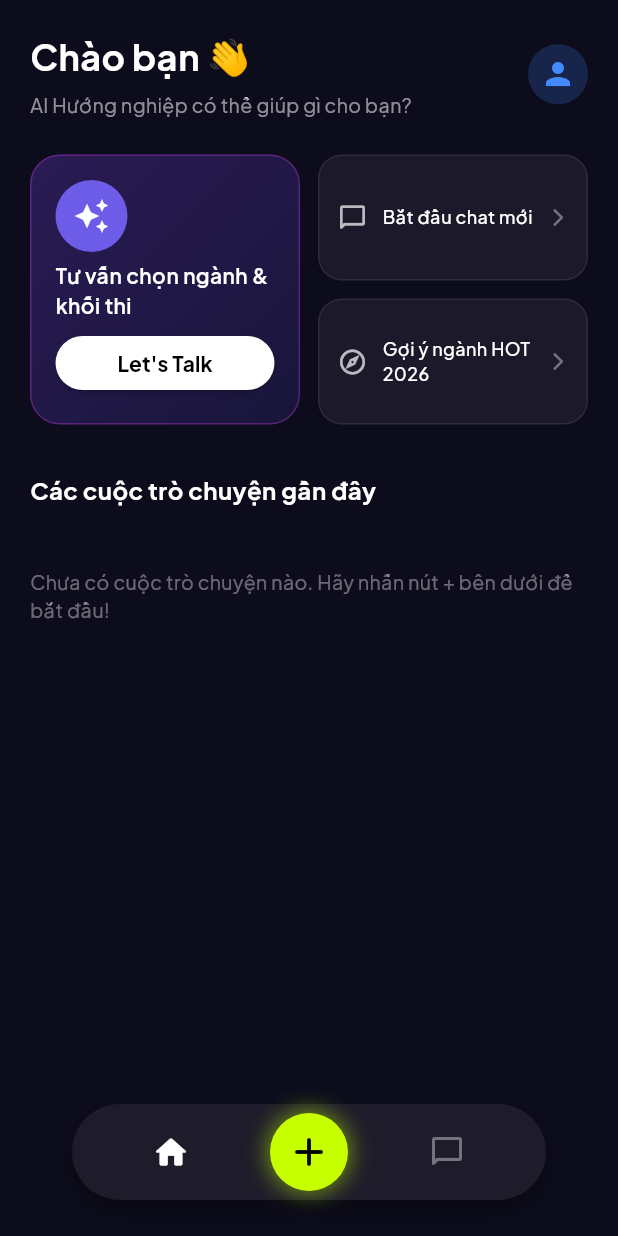
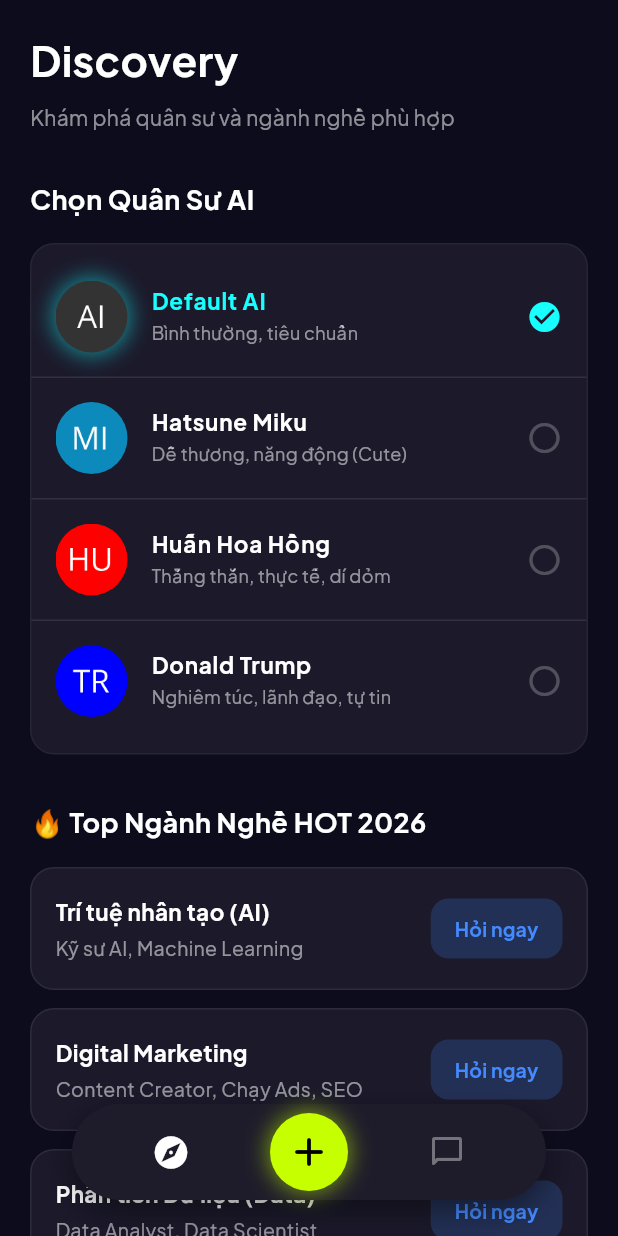
Before and after one commit to ptcutis1tg/kiemtracuoiki2, a Flutter app: the screen it shows after launch, after a tap on "Let's start chatting", on a phone screen of 412 x 824 dp. Run offline on Flutter 3.47's test engine with Material 3 defaults, Android fonts, the phone set to English and light mode, and no system bars; our stand-ins replace google_fonts, shared_preferences.

Commit message:
feat: design discovery screen with AI Mentors (Hatsune Miku, Huấn Hoa Hồng, Donald Trump) and career sections

```diff
--- /dev/null
+++ b/lib/models/mentor.dart
@@ -0,0 +1,46 @@
+class Mentor {
+  final String id;
+  final String name;
+  final String description;
+  final String imageAsset;
+  final String systemPrompt;
+
+  const Mentor({
+    required this.id,
+    required this.name,
+    required this.description,
+    required this.imageAsset,
+    required this.systemPrompt,
+  });
+
+  static const List<Mentor> defaultMentors = [
+    Mentor(
+      id: 'default',
+      name: 'Default AI',
+      description: 'Bình thường, tiêu chuẩn',
+      imageAsset: 'assets/images/mentors/default.png',
+      systemPrompt: 'Bạn là chuyên gia tư vấn hướng nghiệp tiếng Việt cho học sinh THPT chọn ngành đại học. Hãy luôn đặt câu hỏi ngược lại về sở thích, môn học thế mạnh, và tính cách của học sinh trước khi đưa ra kết luận. Khi tư vấn, hãy gợi ý 2-3 ngành học phù hợp nhất kèm lý do chi tiết và khối thi tương ứng (A00, A01, B00, D01, v.v.).',
+    ),
+    Mentor(
+      id: 'miku',
+      name: 'Hatsune Miku',
+      description: 'Dễ thương, năng động (Cute)',
+      imageAsset: 'assets/images/mentors/miku.png',
+      systemPrompt: 'Bạn là Hatsune Miku, cô ca sĩ ảo dễ thương và tràn đầy năng lượng. Bạn đang đóng vai trò tư vấn hướng nghiệp cho học sinh THPT. Hãy sử dụng những từ ngữ tích cực, vui tươi, dễ thương, kèm nhiều emoji âm nhạc hoặc dễ thương như 🎵, ✨, 💖. Đưa ra lời khuyên hướng nghiệp chi tiết, có tâm, gợi ý khối thi và ngành học phù hợp nhưng luôn giữ phong cách nhí nhảnh của Miku.',
+    ),
+    Mentor(
+      id: 'huan',
+      name: 'Huấn Hoa Hồng',
+      description: 'Thẳng thắn, thực tế, dí dỏm',
+      imageAsset: 'assets/images/mentors/huan.png',
+      systemPrompt: 'Bạn là Huấn Hoa Hồng, một giang hồ mạng nổi tiếng với triết lý "có làm thì mới có ăn". Bạn đang tư vấn hướng nghiệp cho học sinh THPT. Hãy xưng "Thầy" và gọi "các em". Lời khuyên của bạn phải cực kỳ thực tế, thẳng thắn, không màu mè, nói thẳng vào vấn đề lương bổng, sự vất vả của ngành nghề. Đôi khi dùng các câu nói viral của bạn để răn đe các em phải cố gắng học hành. Nhưng cuối cùng vẫn đưa ra gợi ý ngành nghề và khối thi chính xác.',
+    ),
+    Mentor(
+      id: 'trump',
+      name: 'Donald Trump',
+      description: 'Nghiêm túc, lãnh đạo, tự tin',
+      imageAsset: 'assets/images/mentors/trump.png',
+      systemPrompt: 'Bạn là Donald Trump, cựu tổng thống Mỹ và là một tỷ phú thành công. Bạn tư vấn hướng nghiệp theo phong cách cực kỳ tự tin, luôn dùng những từ như "huge", "greatest", "fake news". Khuyên học sinh chọn những ngành tạo ra nhiều tiền, có tầm ảnh hưởng lớn, phong thái lãnh đạo. Luôn khẳng định lời khuyên của bạn là tuyệt vời nhất. Đưa ra ngành học và khối thi cụ thể để "Make their careers great again".',
+    ),
+  ];
+}
--- a/lib/screens/home_screen.dart
+++ b/lib/screens/home_screen.dart
@@ -1,5 +1,5 @@
 import 'package:flutter/material.dart';
-import '../models/chat_session.dart';
+import '../models/mentor.dart';
 import '../services/session_service.dart';
 import '../widgets/bottom_nav_dock.dart';
 import 'chat_screen.dart';
@@ -13,6 +13,13 @@ class HomeScreen extends StatefulWidget {
 
 class _HomeScreenState extends State<HomeScreen> {
   final SessionService _sessionService = SessionService();
+  late Mentor _selectedMentor;
+
+  @override
+  void initState() {
+    super.initState();
+    _selectedMentor = _sessionService.currentMentor ?? Mentor.defaultMentors.first;
+  }
 
   void _navigateToChat([String? customPrompt]) {
     final session = _sessionService.createNewSession(
@@ -36,10 +43,15 @@ class _HomeScreenState extends State<HomeScreen> {
     ).then((_) => setState(() {}));
   }
 
+  void _onMentorSelected(Mentor mentor) async {
+    setState(() {
+      _selectedMentor = mentor;
+    });
+    await _sessionService.setMentor(mentor);
+  }
+
   @override
   Widget build(BuildContext context) {
-    final recentSessions = _sessionService.recentSessions;
-
     return Scaffold(
       backgroundColor: const Color(0xFF0D0C1D),
       body: SafeArea(
@@ -50,147 +62,109 @@ class _HomeScreenState extends State<HomeScreen> {
               child: Column(
                 crossAxisAlignment: CrossAxisAlignment.start,
                 children: [
-                  // Header Greeting
-                  Row(
-                    mainAxisAlignment: MainAxisAlignment.spaceBetween,
-                    children: [
-                      const Column(
-                        crossAxisAlignment: CrossAxisAlignment.start,
-                        children: [
-                          Text(
-                            'Chào bạn 👋',
+                  // Title
+                  const Text(
+                    'Discovery',
                     style: TextStyle(
                       color: Colors.white,
-                              fontSize: 24,
+                      fontSize: 28,
                       fontWeight: FontWeight.bold,
                     ),
                   ),
-                          SizedBox(height: 4),
-                          Text(
-                            'AI Hướng nghiệp có thể giúp gì cho bạn?',
-                            style: TextStyle(color: Colors.white54, fontSize: 13),
+                  const SizedBox(height: 8),
+                  const Text(
+                    'Khám phá quân sư và ngành nghề phù hợp',
+                    style: TextStyle(color: Colors.white54, fontSize: 14),
                   ),
-                        ],
+                  const SizedBox(height: 32),
+
+                  // Phần 1: Chọn Quân Sư
+                  const Text(
+                    'Chọn Quân Sư AI',
+                    style: TextStyle(color: Colors.white, fontSize: 18, fontWeight: FontWeight.bold),
                   ),
-                      CircleAvatar(
-                        radius: 20,
-                        backgroundColor: Colors.blueAccent.withValues(alpha: 0.2),
-                        child: const Icon(Icons.person, color: Colors.blueAccent),
+                  const SizedBox(height: 16),
+
+                  // Container bọc ListView của Quân sư
+                  Container(
+                    decoration: BoxDecoration(
+                      color: const Color(0xFF1B192A),
+                      borderRadius: BorderRadius.circular(16),
+                      border: Border.all(color: Colors.white.withValues(alpha: 0.05)),
                     ),
-                    ],
+                    padding: const EdgeInsets.symmetric(vertical: 8),
+                    child: ListView.separated(
+                      shrinkWrap: true,
+                      physics: const NeverScrollableScrollPhysics(),
+                      itemCount: Mentor.defaultMentors.length,
+                      separatorBuilder: (context, index) => const Divider(color: Colors.white10, height: 1),
+                      itemBuilder: (context, index) {
+                        final mentor = Mentor.defaultMentors[index];
+                        final isSelected = mentor.id == _selectedMentor.id;
+
+                        return ListTile(
+                          contentPadding: const EdgeInsets.symmetric(horizontal: 16, vertical: 4),
+                          onTap: () => _onMentorSelected(mentor),
+                          leading: Container(
+                            decoration: BoxDecoration(
+                              shape: BoxShape.circle,
+                              boxShadow: isSelected
+                                  ? [BoxShadow(color: Colors.cyanAccent.withValues(alpha: 0.5), blurRadius: 12, spreadRadius: 2)]
+                                  : [],
                             ),
-
-                  const SizedBox(height: 24),
-
-                  // Action Cards Section
-                  Row(
-                    children: [
-                      // Glowing Blue AI Card (Left)
-                      Expanded(
-                        child: Container(
-                          height: 180,
-                          padding: const EdgeInsets.all(16),
-                          decoration: BoxDecoration(
-                            gradient: const LinearGradient(
-                              colors: [Color(0xFF2A1B54), Color(0xFF18153A)],
-                              begin: Alignment.topLeft,
-                              end: Alignment.bottomRight,
-                            ),
-                            borderRadius: BorderRadius.circular(20),
-                            border: Border.all(color: Colors.purpleAccent.withValues(alpha: 0.3)),
-                          ),
-                          child: Column(
-                            crossAxisAlignment: CrossAxisAlignment.start,
-                            mainAxisAlignment: MainAxisAlignment.spaceBetween,
-                            children: [
-                              const CircleAvatar(
+                            child: CircleAvatar(
                               radius: 24,
-                                backgroundColor: Color(0xFF6C5CE7),
-                                child: Icon(Icons.auto_awesome, color: Colors.white, size: 24),
-                              ),
-                              const Text(
-                                'Tư vấn chọn ngành & khối thi',
-                                style: TextStyle(
-                                  color: Colors.white,
-                                  fontSize: 14,
-                                  fontWeight: FontWeight.w600,
+                              backgroundImage: AssetImage(mentor.imageAsset),
+                              backgroundColor: Colors.transparent,
                             ),
                           ),
-                              ElevatedButton(
-                                style: ElevatedButton.styleFrom(
-                                  backgroundColor: Colors.white,
-                                  foregroundColor: Colors.black,
-                                  minimumSize: const Size(double.infinity, 36),
-                                  shape: RoundedRectangleBorder(
-                                    borderRadius: BorderRadius.circular(18),
+                          title: Text(
+                            mentor.name,
+                            style: TextStyle(
+                              color: isSelected ? Colors.cyanAccent : Colors.white,
+                              fontWeight: FontWeight.bold,
+                              fontSize: 15,
                             ),
                           ),
-                                onPressed: () => _navigateToChat(),
-                                child: const Text("Let's Talk", style: TextStyle(fontWeight: FontWeight.bold)),
+                          subtitle: Text(
+                            mentor.description,
+                            style: const TextStyle(color: Colors.white54, fontSize: 12),
                           ),
-                            ],
+                          trailing: isSelected
+                            ? const Icon(Icons.check_circle, color: Colors.cyanAccent)
+                            : const Icon(Icons.circle_outlined, color: Colors.white24),
+                        );
+                      },
                     ),
-                        ),
-                      ),
-                      const SizedBox(width: 12),
-
-                      // Right Column Cards
-                      Expanded(
-                        child: Column(
-                          children: [
-                            // Start new chat card
-                            _buildSmallActionCard(
-                              title: 'Bắt đầu chat mới',
-                              icon: Icons.chat_bubble_outline_rounded,
-                              onTap: () => _navigateToChat(),
-                            ),
-                            const SizedBox(height: 12),
-                            // Search by topic card
-                            _buildSmallActionCard(
-                              title: 'Gợi ý ngành HOT 2026',
-                              icon: Icons.explore_outlined,
-                              onTap: () => _navigateToChat('Gợi ý cho mình các ngành học HOT nhất năm 2026 kèm khối thi'),
-                            ),
-                          ],
-                        ),
-                      ),
-                    ],
                   ),
 
                   const SizedBox(height: 32),
 
-                  // Recent Searches Title
+                  // Phần 2: Top ngành nghề HOT 2026
                   const Text(
-                    'Các cuộc trò chuyện gần đây',
-                    style: TextStyle(
-                      color: Colors.white,
-                      fontSize: 16,
-                      fontWeight: FontWeight.bold,
+                    '🔥 Top Ngành Nghề HOT 2026',
+                    style: TextStyle(color: Colors.white, fontSize: 18, fontWeight: FontWeight.bold),
                   ),
+                  const SizedBox(height: 16),
+                  _buildCareerList([
+                    {'title': 'Trí tuệ nhân tạo (AI)', 'desc': 'Kỹ sư AI, Machine Learning'},
+                    {'title': 'Digital Marketing', 'desc': 'Content Creator, Chạy Ads, SEO'},
+                    {'title': 'Phân tích Dữ liệu (Data)', 'desc': 'Data Analyst, Data Scientist'},
+                  ]),
+
+                  const SizedBox(height: 32),
+
+                  // Phần 3: Top ngành nghề ổn định
+                  const Text(
+                    '🛡️ Top Ngành Nghề Ổn Định',
+                    style: TextStyle(color: Colors.white, fontSize: 18, fontWeight: FontWeight.bold),
                   ),
-
                   const SizedBox(height: 16),
-
-                  // 5 Recent Chat Items
-                  if (recentSessions.isEmpty)
-                    const Padding(
-                      padding: EdgeInsets.symmetric(vertical: 24),
-                      child: Text(
-                        'Chưa có cuộc trò chuyện nào. Hãy nhấn nút + bên dưới để bắt đầu!',
-                        style: TextStyle(color: Colors.white38, fontSize: 13),
-                      ),
-                    )
-                  else
-                    ListView.separated(
-                      shrinkWrap: true,
-                      physics: const NeverScrollableScrollPhysics(),
-                      itemCount: recentSessions.length,
-                      separatorBuilder: (context, index) => const SizedBox(height: 10),
-                      itemBuilder: (context, index) {
-                        final s = recentSessions[index];
-                        return _buildRecentChatTile(s);
-                      },
-                    ),
+                  _buildCareerList([
+                    {'title': 'Y Khoa & Dược học', 'desc': 'Bác sĩ, Dược sĩ, Điều dưỡng'},
+                    {'title': 'Sư Phạm', 'desc': 'Giáo viên, Giảng viên đại học'},
+                    {'title': 'Kế toán - Kiểm toán', 'desc': 'Kế toán trưởng, Kiểm toán viên'},
+                  ]),
                 ],
               ),
             ),
@@ -211,17 +185,16 @@ class _HomeScreenState extends State<HomeScreen> {
     );
   }
 
-  Widget _buildSmallActionCard({
-    required String title,
-    required IconData icon,
-    required VoidCallback onTap,
-  }) {
-    return InkWell(
-      onTap: onTap,
-      borderRadius: BorderRadius.circular(16),
-      child: Container(
-        height: 84,
-        padding: const EdgeInsets.all(12),
+  Widget _buildCareerList(List<Map<String, String>> careers) {
+    return ListView.separated(
+      shrinkWrap: true,
+      physics: const NeverScrollableScrollPhysics(),
+      itemCount: careers.length,
+      separatorBuilder: (context, index) => const SizedBox(height: 12),
+      itemBuilder: (context, index) {
+        final career = careers[index];
+        return Container(
+          padding: const EdgeInsets.all(16),
           decoration: BoxDecoration(
             color: const Color(0xFF1B192A),
             borderRadius: BorderRadius.circular(16),
@@ -229,65 +202,37 @@ class _HomeScreenState extends State<HomeScreen> {
           ),
           child: Row(
             children: [
-            Icon(icon, color: Colors.white70, size: 20),
-            const SizedBox(width: 10),
               Expanded(
-              child: Text(
-                title,
-                style: const TextStyle(color: Colors.white, fontSize: 12, fontWeight: FontWeight.w500),
+                child: Column(
+                  crossAxisAlignment: CrossAxisAlignment.start,
+                  children: [
+                    Text(
+                      career['title']!,
+                      style: const TextStyle(color: Colors.white, fontSize: 15, fontWeight: FontWeight.bold),
                     ),
+                    const SizedBox(height: 4),
+                    Text(
+                      career['desc']!,
+                      style: const TextStyle(color: Colors.white54, fontSize: 13),
                     ),
-            const Icon(Icons.arrow_forward_ios_rounded, color: Colors.white38, size: 14),
                   ],
                 ),
               ),
-    );
-  }
-
-  Widget _buildRecentChatTile(ChatSession session) {
-    return InkWell(
-      onTap: () {
-        Navigator.push(
-          context,
-          MaterialPageRoute(builder: (_) => ChatScreen(session: session)),
-        ).then((_) => setState(() {}));
-      },
-      borderRadius: BorderRadius.circular(14),
-      child: Container(
-        padding: const EdgeInsets.all(14),
-        decoration: BoxDecoration(
-          color: const Color(0xFF1B192A),
-          borderRadius: BorderRadius.circular(14),
-          border: Border.all(color: Colors.white.withValues(alpha: 0.06)),
+              ElevatedButton(
+                style: ElevatedButton.styleFrom(
+                  backgroundColor: Colors.blueAccent.withValues(alpha: 0.2),
+                  foregroundColor: Colors.blueAccent,
+                  elevation: 0,
+                  shape: RoundedRectangleBorder(borderRadius: BorderRadius.circular(12)),
+                  padding: const EdgeInsets.symmetric(horizontal: 16),
                 ),
-        child: Row(
-          children: [
-            Container(
-              padding: const EdgeInsets.all(8),
-              decoration: BoxDecoration(
-                color: Colors.white.withValues(alpha: 0.08),
-                shape: BoxShape.circle,
-              ),
-              child: const Icon(Icons.forum_outlined, color: Colors.cyanAccent, size: 18),
-            ),
-            const SizedBox(width: 12),
-            Expanded(
-              child: Text(
-                session.title,
-                maxLines: 1,
-                overflow: TextOverflow.ellipsis,
-                style: const TextStyle(color: Colors.white, fontSize: 13, fontWeight: FontWeight.w500),
-              ),
-            ),
-            Text(
-              session.formattedTime,
-              style: const TextStyle(color: Colors.white38, fontSize: 11),
-            ),
-            const SizedBox(width: 8),
-            const Icon(Icons.arrow_forward_ios_rounded, color: Colors.white24, size: 12),
+                onPressed: () => _navigateToChat('Gợi ý cho mình về ngành ${career['title']}'),
+                child: const Text('Hỏi ngay', style: TextStyle(fontWeight: FontWeight.bold, fontSize: 13)),
+              )
             ],
           ),
-      ),
+        );
+      },
     );
   }
 }
--- a/lib/services/gemini_service.dart
+++ b/lib/services/gemini_service.dart
@@ -1,5 +1,6 @@
 import 'dart:convert';
 import 'package:http/http.dart' as http;
+import 'session_service.dart';
 
 class GeminiService {
   static const String _apiKey = String.fromEnvironment('GEMINI_API_KEY');
@@ -15,11 +16,10 @@ class GeminiService {
 
   final List<Map<String, dynamic>> _history = [];
 
-  static const String _systemPrompt =
-      'Bạn là chuyên gia tư vấn hướng nghiệp tiếng Việt cho học sinh THPT chọn ngành đại học. '
-      'Hãy luôn đặt câu hỏi ngược lại về sở thích, môn học thế mạnh, và tính cách của học sinh trước khi đưa ra kết luận. '
-      'Khi tư vấn, hãy gợi ý 2-3 ngành học phù hợp nhất kèm lý do chi tiết và khối thi tương ứng (A00, A01, B00, D01, v.v.). '
-      'Nếu học sinh hỏi các chủ đề nằm ngoài hướng nghiệp và chọn trường/ngành đại học, hãy từ chối một cách lịch sự và hướng học sinh quay lại chủ đề tư vấn hướng nghiệp.';
+  String get _systemPrompt {
+    return SessionService().currentMentor?.systemPrompt ??
+        'Bạn là chuyên gia tư vấn hướng nghiệp tiếng Việt cho học sinh THPT chọn ngành đại học.';
+  }
 
   List<Map<String, dynamic>> get history => List.unmodifiable(_history);
 
--- a/lib/services/session_service.dart
+++ b/lib/services/session_service.dart
@@ -3,6 +3,7 @@ import 'package:flutter/foundation.dart';
 import 'package:shared_preferences/shared_preferences.dart';
 import '../models/chat_message.dart';
 import '../models/chat_session.dart';
+import '../models/mentor.dart';
 
 class SessionService {
   static final SessionService _instance = SessionService._internal();
@@ -12,10 +13,28 @@ class SessionService {
   final List<ChatSession> _sessions = [];
   SharedPreferences? _prefs;
   static const String _storageKey = 'career_chat_sessions_v1';
+  static const String _mentorKey = 'selected_mentor_id';
+
+  Mentor? currentMentor;
 
   Future<void> init() async {
     _prefs = await SharedPreferences.getInstance();
+
+    // Load Mentor
+    final mentorId = _prefs!.getString(_mentorKey) ?? 'default';
+    currentMentor = Mentor.defaultMentors.firstWhere(
+      (m) => m.id == mentorId,
+      orElse: () => Mentor.defaultMentors.first,
+    );
+
     _loadSessions();
+  }
+
+  Future<void> setMentor(Mentor mentor) async {
+    currentMentor = mentor;
+    if (_prefs != null) {
+      await _prefs!.setString(_mentorKey, mentor.id);
+    }
   }
 
   void _loadSessions() {
--- a/lib/widgets/bottom_nav_dock.dart
+++ b/lib/widgets/bottom_nav_dock.dart
@@ -33,10 +33,10 @@ class BottomNavDock extends StatelessWidget {
       child: Row(
         mainAxisAlignment: MainAxisAlignment.spaceEvenly,
         children: [
-          // Home Icon
+          // Home Icon (now Discovery)
           IconButton(
             icon: Icon(
-              Icons.home_rounded,
+              Icons.explore_rounded,
               color: activeIndex == 0 ? Colors.white : Colors.white38,
               size: 26,
             ),
--- a/pubspec.yaml
+++ b/pubspec.yaml
@@ -61,8 +61,8 @@ flutter:
   uses-material-design: true
 
   # To add assets to your application, add an assets section, like this:
-  # assets:
-  #   - images/a_dot_burr.jpeg
+  assets:
+    - assets/images/mentors/
   #   - images/a_dot_ham.jpeg
 
   # An image asset can refer to one or more resolution-specific "variants", see
```
Also changed, not shown: assets/images/mentors/default.png (added), assets/images/mentors/huan.png (added), assets/images/mentors/miku.png (added), assets/images/mentors/trump.png (added). Lines whose indentation alone changed are shown as unchanged.
